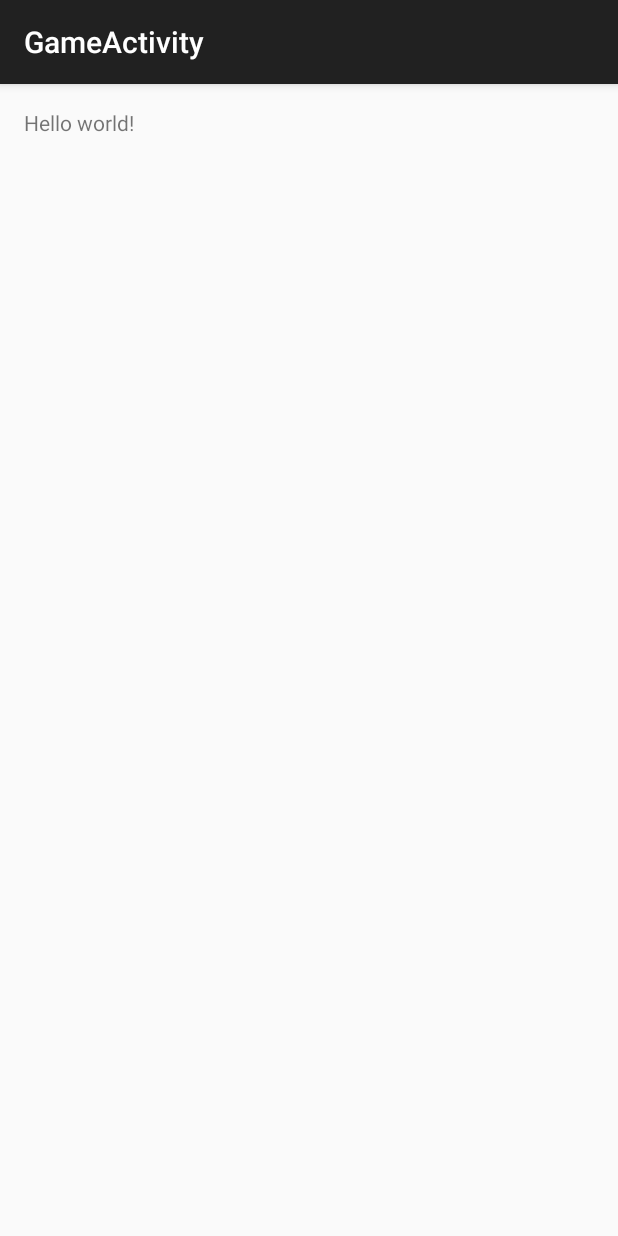
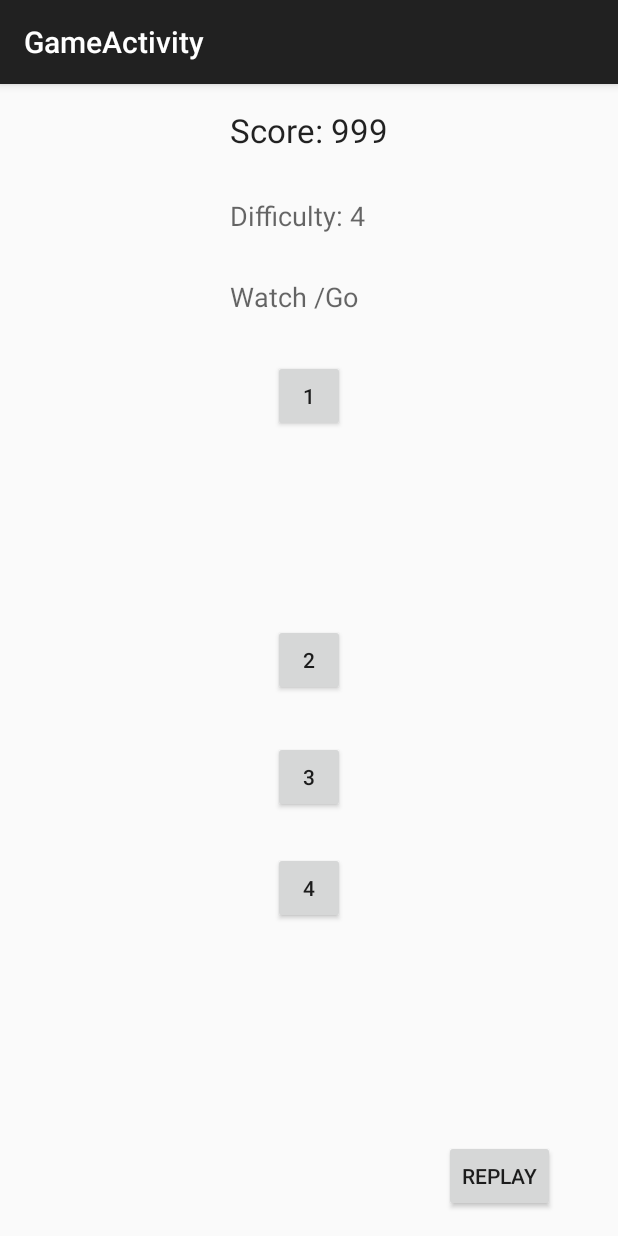
Before and after one commit to diegowang/MemoryGame, an Android app: the GameActivity screen opened directly, with no data from a screen before it, on a phone screen of 412 x 824 dp. Run offline under Robolectric (Android 15) with nearby library versions, the phone set to English and light mode, and no system bars.

Commit message:
Set up GameActivity UI.

```diff
--- a/app/src/main/res/layout/activity_game.xml
+++ b/app/src/main/res/layout/activity_game.xml
@@ -6,7 +6,88 @@
     android:paddingBottom="@dimen/activity_vertical_margin"
     tools:context="com.example.hwang.memorygame.GameActivity">
 
-    <TextView android:text="@string/hello_world" android:layout_width="wrap_content"
-        android:layout_height="wrap_content" />
+    <TextView
+        android:layout_width="wrap_content"
+        android:layout_height="wrap_content"
+        android:textAppearance="?android:attr/textAppearanceLarge"
+        android:text="Score: 999"
+        android:id="@+id/textScore"
+        android:layout_alignParentTop="true"
+        android:layout_centerHorizontal="true" />
 
+    <TextView
+        android:layout_width="wrap_content"
+        android:layout_height="wrap_content"
+        android:textAppearance="?android:attr/textAppearanceMedium"
+        android:text="Difficulty: 4"
+        android:id="@+id/textDifficulty"
+        android:layout_below="@+id/textScore"
+        android:layout_alignLeft="@+id/textScore"
+        android:layout_alignStart="@+id/textScore"
+        android:layout_marginTop="30dp" />
+
+    <TextView
+        android:layout_width="wrap_content"
+        android:layout_height="wrap_content"
+        android:textAppearance="?android:attr/textAppearanceMedium"
+        android:text="Watch /Go"
+        android:id="@+id/textWatchGo"
+        android:layout_below="@+id/textDifficulty"
+        android:layout_alignLeft="@+id/textDifficulty"
+        android:layout_alignStart="@+id/textDifficulty"
+        android:layout_marginTop="29dp" />
+
+    <Button
+        style="?android:attr/buttonStyleSmall"
+        android:layout_width="wrap_content"
+        android:layout_height="wrap_content"
+        android:text="1"
+        android:id="@+id/button2"
+        android:layout_below="@+id/textWatchGo"
+        android:layout_centerHorizontal="true"
+        android:layout_marginTop="30dp" />
+
+    <Button
+        style="?android:attr/buttonStyleSmall"
+        android:layout_width="wrap_content"
+        android:layout_height="wrap_content"
+        android:text="2"
+        android:id="@+id/button3"
+        android:layout_centerVertical="true"
+        android:layout_alignLeft="@+id/button2"
+        android:layout_alignStart="@+id/button2" />
+
+    <Button
+        style="?android:attr/buttonStyleSmall"
+        android:layout_width="wrap_content"
+        android:layout_height="wrap_content"
+        android:text="3"
+        android:id="@+id/button4"
+        android:layout_below="@+id/button3"
+        android:layout_alignLeft="@+id/button3"
+        android:layout_alignStart="@+id/button3"
+        android:layout_marginTop="30dp" />
+
+    <Button
+        style="?android:attr/buttonStyleSmall"
+        android:layout_width="wrap_content"
+        android:layout_height="wrap_content"
+        android:text="4"
+        android:id="@+id/button5"
+        android:layout_below="@+id/button4"
+        android:layout_alignLeft="@+id/button4"
+        android:layout_alignStart="@+id/button4"
+        android:layout_marginTop="26dp" />
+
+    <Button
+        style="?android:attr/buttonStyleSmall"
+        android:layout_width="wrap_content"
+        android:layout_height="wrap_content"
+        android:text="Replay"
+        android:id="@+id/buttonReplay"
+        android:layout_alignParentBottom="true"
+        android:layout_alignParentRight="true"
+        android:layout_alignParentEnd="true"
+        android:layout_marginRight="26dp"
+        android:layout_marginEnd="26dp" />
 </RelativeLayout>
```
